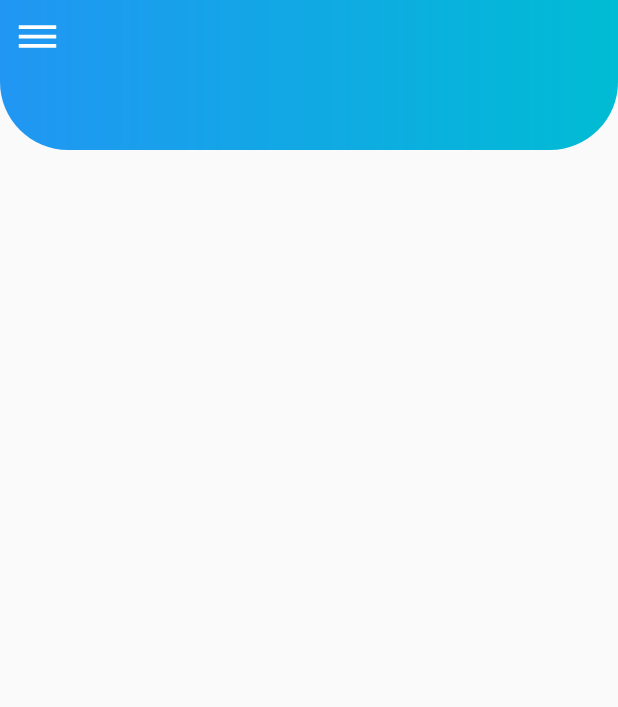
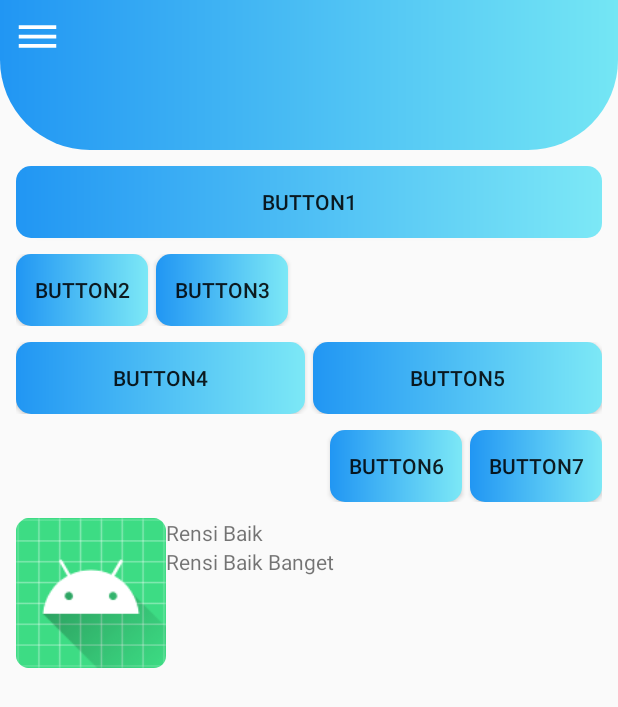
Before and after one commit to rensimeila04/Layout-Intent, an Android app: the MainActivity screen opened directly, with no data from a screen before it, on a phone screen of 412 x 824 dp. Shown: the top 707 px of the screen. Run offline under Robolectric (Android 15) with nearby library versions, the phone set to English and light mode, and no system bars.

Commit message:
add fragment
Signed-off-by: Your Name <you@example.com>

```diff
--- a/app/build.gradle
+++ b/app/build.gradle
@@ -26,6 +26,7 @@ dependencies {
     implementation fileTree(dir: "libs", include: ["*.jar"])
     implementation 'androidx.appcompat:appcompat:1.2.0'
     implementation 'androidx.constraintlayout:constraintlayout:2.0.4'
+    implementation 'com.google.android.material:material:1.2.1'
     implementation 'androidx.legacy:legacy-support-v4:1.0.0'
     testImplementation 'junit:junit:4.12'
     androidTestImplementation 'androidx.test.ext:junit:1.1.2'
--- a/app/src/main/AndroidManifest.xml
+++ b/app/src/main/AndroidManifest.xml
@@ -9,6 +9,7 @@
         android:roundIcon="@mipmap/ic_launcher_round"
         android:supportsRtl="true"
         android:theme="@style/AppTheme">
+        <activity android:name=".TargetActivity"></activity>
         <activity android:name=".SplashScreen">
             <intent-filter>
                 <action android:name="android.intent.action.MAIN" />
@@ -16,7 +17,7 @@
                 <category android:name="android.intent.category.LAUNCHER" />
             </intent-filter>
         </activity>
-        <activity android:name=".MainActivity"></activity>
+        <activity android:name=".MainActivity" />
     </application>
 
 </manifest>
--- a/app/src/main/java/com/rensimyl/www/layoutandintent/MainActivity.java
+++ b/app/src/main/java/com/rensimyl/www/layoutandintent/MainActivity.java
@@ -1,8 +1,12 @@
 package com.rensimyl.www.layoutandintent;
 
 import android.os.Bundle;
+import android.view.MenuItem;
+import android.view.View;
+import android.widget.PopupMenu;
 
 import androidx.appcompat.app.AppCompatActivity;
+import androidx.fragment.app.Fragment;
 
 public class MainActivity extends AppCompatActivity {
 
@@ -10,5 +14,45 @@ public class MainActivity extends AppCompatActivity {
     protected void onCreate(Bundle savedInstanceState) {
         super.onCreate(savedInstanceState);
         setContentView(R.layout.activity_main);
+        loadFragment(new LinearFragment());
+    }
+
+    private boolean loadFragment(Fragment fragment) {
+        if (fragment != null) {
+            getSupportFragmentManager().beginTransaction()
+                    .replace(R.id.fl_container, fragment)
+                    .commit();
+            return true;
+        }
+        return false;
+    }
+
+    public void show(View view) {
+        PopupMenu pop = new PopupMenu(this, view);
+        pop.inflate(R.menu.ganti);
+        pop.setOnMenuItemClickListener(new PopupMenu.OnMenuItemClickListener() {
+            @Override
+            public boolean onMenuItemClick(MenuItem item) {
+                Fragment fr = null;
+                switch (item.getItemId()) {
+                    case R.id.linearLayout:
+                        fr = new LinearFragment();
+                        break;
+                    case R.id.relativeLayout:
+                        fr = new RelativeFragment();
+                        break;
+                    case R.id.intent:
+                        fr = new IntentFragment();
+                        break;
+                }
+                return loadFragment(fr);
+            }
+        });
+        pop.show();
+    }
+
+    public void showPopupMenu(View view) {
+        /* Memunculkan menu saat tombol di klik */
+        show(view);
     }
 }
--- /dev/null
+++ b/app/src/main/res/drawable/custom_button.xml
@@ -0,0 +1,10 @@
+<?xml version="1.0" encoding="utf-8"?>
+<shape xmlns:android="http://schemas.android.com/apk/res/android">
+    <corners android:radius="10dp"></corners>
+
+
+    <gradient
+        android:angle="0"
+        android:endColor="#7CE8F6"
+        android:startColor="#2196F3" />
+</shape>
--- a/app/src/main/res/drawable/header.xml
+++ b/app/src/main/res/drawable/header.xml
@@ -2,9 +2,9 @@
 <shape xmlns:android="http://schemas.android.com/apk/res/android"
     android:shape="rectangle">
     <gradient
-        android:endColor="#00BCD4"
+        android:endColor="#74E6F4"
         android:startColor="#2196F3" />
     <corners
-        android:bottomLeftRadius="45dp"
-        android:bottomRightRadius="45dp" />
+        android:bottomLeftRadius="60dp"
+        android:bottomRightRadius="60dp" />
 </shape>
--- a/app/src/main/res/layout/activity_main.xml
+++ b/app/src/main/res/layout/activity_main.xml
@@ -27,7 +27,9 @@
         android:id="@+id/fl_container"
         android:layout_width="match_parent"
         android:layout_height="match_parent"
-        app:layout_behavior="@string/appbar_scrolling_view_behavior" />
+        app:layout_behavior="@string/appbar_scrolling_view_behavior">
+
+    </FrameLayout>
 
 
 </LinearLayout>
--- a/app/src/main/res/layout/fragment_linear.xml
+++ b/app/src/main/res/layout/fragment_linear.xml
@@ -1,14 +1,106 @@
 <?xml version="1.0" encoding="utf-8"?>
-<FrameLayout xmlns:android="http://schemas.android.com/apk/res/android"
-    xmlns:tools="http://schemas.android.com/tools"
+<LinearLayout xmlns:android="http://schemas.android.com/apk/res/android"
     android:layout_width="match_parent"
     android:layout_height="match_parent"
-    tools:context=".LinearFragment">
+    android:layout_margin="5dp"
+    android:orientation="vertical">
 
-    <!-- TODO: Update blank fragment layout -->
-    <TextView
+    <Button
         android:layout_width="match_parent"
-        android:layout_height="match_parent"
-        android:text="@string/hello_blank_fragment" />
+        android:layout_height="wrap_content"
+        android:layout_margin="5dp"
+        android:background="@drawable/custom_button"
+        android:text="button1" />
 
-</FrameLayout>
+    <LinearLayout
+        android:layout_width="match_parent"
+        android:layout_height="wrap_content"
+        android:layout_margin="5dp"
+        android:orientation="horizontal">
+
+        <Button
+            android:layout_width="wrap_content"
+            android:layout_height="wrap_content"
+            android:background="@drawable/custom_button"
+            android:text="button2" />
+
+        <Button
+            android:layout_width="wrap_content"
+            android:layout_height="wrap_content"
+            android:layout_marginLeft="5dp"
+            android:background="@drawable/custom_button"
+            android:text="button3" />
+    </LinearLayout>
+
+    <LinearLayout
+        android:layout_width="match_parent"
+        android:layout_height="wrap_content"
+        android:layout_margin="5dp"
+        android:orientation="horizontal">
+
+        <Button
+            android:layout_width="0dp"
+            android:layout_height="wrap_content"
+            android:layout_weight="1"
+            android:background="@drawable/custom_button"
+            android:text="button4" />
+
+        <Button
+            android:layout_width="0dp"
+            android:layout_height="wrap_content"
+            android:layout_marginLeft="5dp"
+            android:layout_weight="1"
+            android:background="@drawable/custom_button"
+            android:text="button5" />
+    </LinearLayout>
+
+    <LinearLayout
+        android:layout_width="match_parent"
+        android:layout_height="wrap_content"
+        android:layout_margin="5dp"
+        android:gravity="end|right"
+        android:orientation="horizontal">
+
+        <Button
+            android:layout_width="wrap_content"
+            android:layout_height="wrap_content"
+            android:layout_marginRight="5dp"
+            android:background="@drawable/custom_button"
+            android:text="button6" />
+
+        <Button
+            android:layout_width="wrap_content"
+            android:layout_height="wrap_content"
+            android:background="@drawable/custom_button"
+            android:text="button7" />
+    </LinearLayout>
+
+    <LinearLayout
+        android:layout_width="match_parent"
+        android:layout_height="wrap_content"
+        android:layout_margin="5dp"
+        android:orientation="horizontal">
+
+        <ImageView
+            android:layout_width="100dp"
+            android:layout_height="100dp"
+            android:src="@mipmap/ic_launcher" />
+
+        <LinearLayout
+            android:layout_width="0dp"
+            android:layout_height="wrap_content"
+            android:layout_weight="1"
+            android:orientation="vertical">
+
+            <TextView
+                android:layout_width="wrap_content"
+                android:layout_height="wrap_content"
+                android:text="Rensi Baik" />
+
+            <TextView
+                android:layout_width="wrap_content"
+                android:layout_height="wrap_content"
+                android:text="Rensi Baik Banget" />
+        </LinearLayout>
+    </LinearLayout>
+</LinearLayout>
```
Also changed, not shown: app/src/main/java/com/rensimyl/www/layoutandintent/IntentFragment.java (added, +55 -0 lines), app/src/main/java/com/rensimyl/www/layoutandintent/RelativeFragment.java (added, +63 -0 lines), app/src/main/java/com/rensimyl/www/layoutandintent/TargetActivity.java (added, +24 -0 lines), app/src/main/res/drawable/custom_edit_text.xml (added, +8 -0 lines), app/src/main/res/layout/activity_target.xml (added, +26 -0 lines), app/src/main/res/layout/fragment_intent.xml (added, +27 -0 lines), app/src/main/res/layout/fragment_relative.xml (added, +77 -0 lines).
